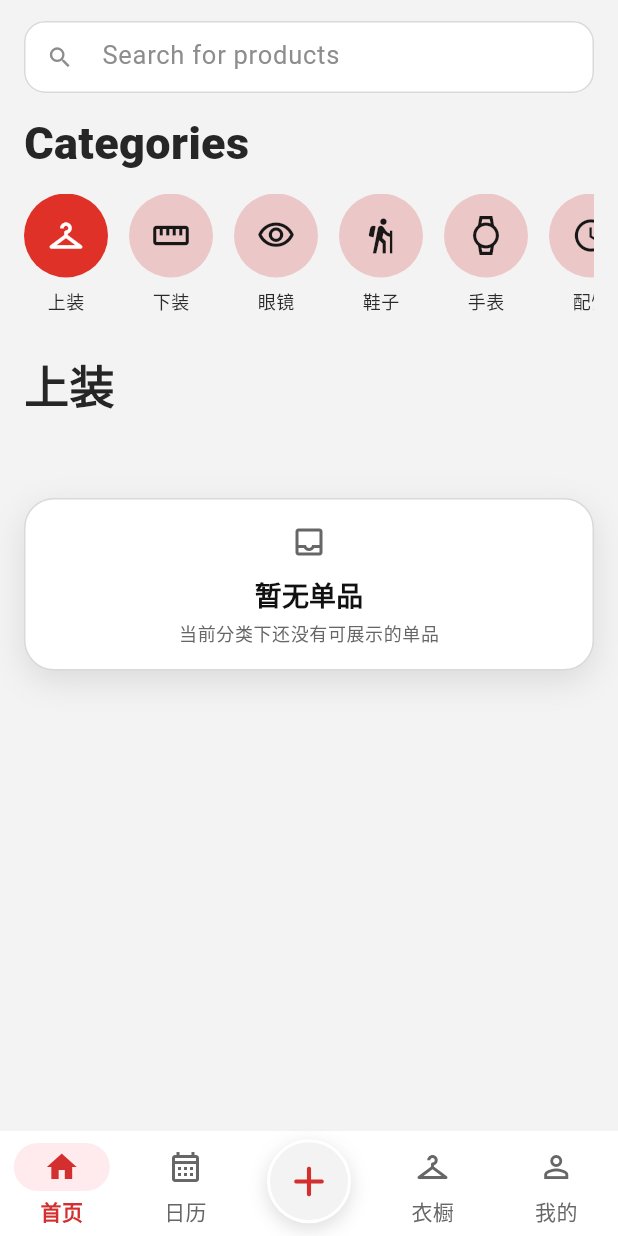
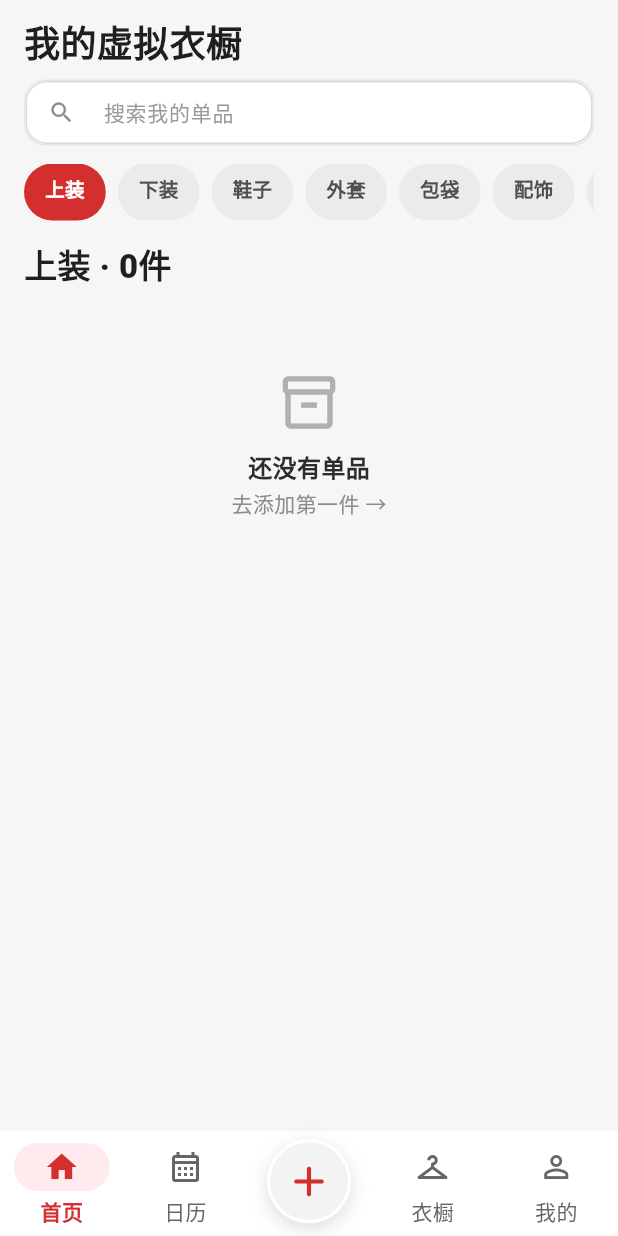
Before and after one commit to switch996/personalwardrobe, a Flutter app: the VirtualClosetPage screen opened directly with empty values, on a phone screen of 412 x 824 dp. Run offline on Flutter 3.47's test engine with Material 3 defaults, Android fonts, the phone set to English and light mode, and no system bars; our stand-ins replace image_picker; network calls fail.

Commit message:
修改虚拟衣橱页面

```diff
--- a/lib/pages/virtual_closet_page.dart
+++ b/lib/pages/virtual_closet_page.dart
@@ -8,25 +8,24 @@ import '../pages/closet_item_detail_page.dart';
 import '../sheets/closet_item_editor_sheet.dart';
 import '../store/local_store.dart';
 
-const List<_ClosetCategory> _showcaseCategories = <_ClosetCategory>[
-  _ClosetCategory(key: 'shirt', label: '上装', icon: Icons.checkroom_outlined),
-  _ClosetCategory(key: 'pants', label: '下装', icon: Icons.straighten_outlined),
-  _ClosetCategory(key: 'glasses', label: '眼镜', icon: Icons.visibility_outlined),
-  _ClosetCategory(key: 'shoes', label: '鞋子', icon: Icons.hiking_outlined),
-  _ClosetCategory(key: 'watch', label: '手表', icon: Icons.watch_outlined),
-  _ClosetCategory(key: 'watch_alt', label: '配饰', icon: Icons.watch_later_outlined),
+const List<_ClosetCategory> _closetCategories = <_ClosetCategory>[
+  _ClosetCategory(key: 'top', label: '上装'),
+  _ClosetCategory(key: 'bottom', label: '下装'),
+  _ClosetCategory(key: 'shoes', label: '鞋子'),
+  _ClosetCategory(key: 'outerwear', label: '外套'),
+  _ClosetCategory(key: 'bag', label: '包袋'),
+  _ClosetCategory(key: 'accessory', label: '配饰'),
+  _ClosetCategory(key: 'jewelry', label: '首饰'),
 ];
 
 class _ClosetCategory {
   const _ClosetCategory({
     required this.key,
     required this.label,
-    required this.icon,
   });
 
   final String key;
   final String label;
-  final IconData icon;
 }
 
 class VirtualClosetPage extends StatefulWidget {
@@ -50,7 +49,7 @@ class VirtualClosetPage extends StatefulWidget {
 class _VirtualClosetPageState extends State<VirtualClosetPage> {
   final TextEditingController _search = TextEditingController();
   final Set<String> _likedItemIds = <String>{};
-  String _selectedCategoryKey = _showcaseCategories.first.key;
+  String _selectedCategoryKey = _closetCategories.first.key;
 
   @override
   void initState() {
@@ -71,32 +70,31 @@ class _VirtualClosetPageState extends State<VirtualClosetPage> {
       builder: (context, value, child) {
         final items = _filteredItems();
         return Scaffold(
-          backgroundColor: const Color(0xFFF3F3F3),
+          backgroundColor: const Color(0xFFF6F6F6),
           body: SafeArea(
             child: ListView(
-              padding: const EdgeInsets.fromLTRB(16, 8, 16, 24),
+              padding: const EdgeInsets.fromLTRB(16, 12, 16, 20),
               children: [
-                const SizedBox(height: 6),
-                _StoreSearchBar(controller: _search),
-                const SizedBox(height: 14),
                 const Text(
-                  'Categories',
+                  '我的虚拟衣橱',
                   style: TextStyle(
-                    fontSize: 30,
+                    fontSize: 24,
                     fontWeight: FontWeight.w800,
-                    color: Color(0xFF262626),
+                    color: Color(0xFF1F1F1F),
                   ),
                 ),
-                const SizedBox(height: 14),
+                const SizedBox(height: 10),
+                _StoreSearchBar(controller: _search),
+                const SizedBox(height: 12),
                 SizedBox(
-                  height: 94,
+                  height: 38,
                   child: ListView.separated(
                     scrollDirection: Axis.horizontal,
-                    itemCount: _showcaseCategories.length,
-                    separatorBuilder: (_, __) => const SizedBox(width: 14),
+                    itemCount: _closetCategories.length,
+                    separatorBuilder: (_, __) => const SizedBox(width: 8),
                     itemBuilder: (context, index) {
-                      final category = _showcaseCategories[index];
-                      return _CategoryBubble(
+                      final category = _closetCategories[index];
+                      return _CategoryPill(
                         category: category,
                         selected: category.key == _selectedCategoryKey,
                         onTap: () => setState(() {
@@ -108,22 +106,16 @@ class _VirtualClosetPageState extends State<VirtualClosetPage> {
                 ),
                 const SizedBox(height: 14),
                 Text(
-                  _sectionTitle,
+                  '${_selectedCategoryLabel} · ${items.length}件',
                   style: const TextStyle(
-                    fontSize: 30,
+                    fontSize: 22,
                     fontWeight: FontWeight.w800,
-                    color: Color(0xFF262626),
+                    color: Color(0xFF1F1F1F),
                   ),
                 ),
-                const SizedBox(height: 16),
+                const SizedBox(height: 12),
                 if (items.isEmpty)
-                  const Padding(
-                    padding: EdgeInsets.only(top: 40),
-                    child: EmptyState(
-                      title: '暂无单品',
-                      caption: '当前分类下还没有可展示的单品',
-                    ),
-                  )
+                  const _ClosetEmptyState()
                 else
                   GridView.builder(
                     shrinkWrap: true,
@@ -131,9 +123,9 @@ class _VirtualClosetPageState extends State<VirtualClosetPage> {
                     itemCount: items.length,
                     gridDelegate: const SliverGridDelegateWithFixedCrossAxisCount(
                       crossAxisCount: 2,
-                      crossAxisSpacing: 16,
-                      mainAxisSpacing: 18,
-                      childAspectRatio: 0.66,
+                      crossAxisSpacing: 12,
+                      mainAxisSpacing: 14,
+                      childAspectRatio: 0.72,
                     ),
                     itemBuilder: (context, index) {
                       final item = items[index];
@@ -212,8 +204,8 @@ class _VirtualClosetPageState extends State<VirtualClosetPage> {
     );
   }
 
-  String get _sectionTitle {
-    return _showcaseCategories
+  String get _selectedCategoryLabel {
+    return _closetCategories
         .firstWhere((category) => category.key == _selectedCategoryKey)
         .label;
   }
@@ -221,58 +213,13 @@ class _VirtualClosetPageState extends State<VirtualClosetPage> {
   List<ClosetItem> _filteredItems() {
     final query = _search.text.trim().toLowerCase();
     final filtered = widget.store.closet.where((item) {
-      if (!_matchesShowcaseCategory(item, _selectedCategoryKey)) return false;
+      if (item.category != _selectedCategoryKey) return false;
       final searchable = '${item.name} ${item.brand} ${item.subCategory}'.toLowerCase();
       if (query.isNotEmpty && !searchable.contains(query)) return false;
       return true;
     }).toList();
     filtered.sort((a, b) => b.createdAt.compareTo(a.createdAt));
     return filtered;
-  }
-
-  bool _matchesShowcaseCategory(ClosetItem item, String key) {
-    switch (key) {
-      case 'shirt':
-        return item.category == 'top';
-      case 'pants':
-        return item.category == 'bottom';
-      case 'glasses':
-        return item.category == 'accessory' &&
-            _containsAny(item, const <String>['眼镜', '墨镜', 'glasses', 'sunglass']);
-      case 'shoes':
-        return item.category == 'shoes';
-      case 'watch':
-        return item.category == 'accessory' &&
-            _containsAny(item, const <String>['手表', '腕表', 'watch']);
-      case 'watch_alt':
-        return item.category == 'accessory' &&
-            !_containsAny(item, const <String>['手表', '腕表', 'watch', '眼镜', '墨镜', 'glasses']) &&
-            !_isJewelry(item);
-      default:
-        return false;
-    }
-  }
-
-  bool _containsAny(ClosetItem item, List<String> keywords) {
-    final text = '${item.name} ${item.subCategory} ${item.brand}'.toLowerCase();
-    return keywords.any(text.contains);
-  }
-
-  bool _isJewelry(ClosetItem item) {
-    if (item.category != 'accessory') return false;
-    final text = '${item.subCategory} ${item.name}'.toLowerCase();
-    const keywords = <String>[
-      '项链',
-      '戒指',
-      '耳饰',
-      '耳环',
-      '首饰',
-      '珠宝',
-      '手链',
-      '手镯',
-      '胸针',
-    ];
-    return keywords.any(text.contains);
   }
 }
 
@@ -284,29 +231,30 @@ class _StoreSearchBar extends StatelessWidget {
   @override
   Widget build(BuildContext context) {
     return Container(
-      height: 48,
+      height: 44,
       decoration: BoxDecoration(
-        color: const Color(0xFFEAEAEA),
-        borderRadius: BorderRadius.circular(16),
+        color: Colors.white,
+        borderRadius: BorderRadius.circular(14),
+        border: Border.all(color: const Color(0xFFE5E5E5)),
       ),
       alignment: Alignment.center,
       child: TextField(
         controller: controller,
         decoration: const InputDecoration(
-          hintText: 'Search for products',
-          hintStyle: TextStyle(color: Color(0xFF8D8D8D), fontSize: 17),
+          hintText: '搜索我的单品',
+          hintStyle: TextStyle(color: Color(0xFF9A9A9A), fontSize: 14),
           prefixIcon: Icon(Icons.search, color: Color(0xFF8D8D8D)),
           border: InputBorder.none,
           isDense: true,
-          contentPadding: EdgeInsets.symmetric(vertical: 14),
+          contentPadding: EdgeInsets.symmetric(vertical: 12),
         ),
       ),
     );
   }
 }
 
-class _CategoryBubble extends StatelessWidget {
-  const _CategoryBubble({
+class _CategoryPill extends StatelessWidget {
+  const _CategoryPill({
     required this.category,
     required this.selected,
     required this.onTap,
@@ -318,36 +266,24 @@ class _CategoryBubble extends StatelessWidget {
 
   @override
   Widget build(BuildContext context) {
-    final bubbleColor = selected ? const Color(0xFFE03128) : const Color(0xFFEBC7C7);
-    final iconColor = selected ? Colors.white : const Color(0xFF171717);
+    final bgColor = selected ? const Color(0xFFD32F2F) : const Color(0xFFEBEBEB);
+    final textColor = selected ? Colors.white : const Color(0xFF4F4F4F);
 
     return GestureDetector(
       onTap: onTap,
-      child: SizedBox(
-        width: 56,
-        child: Column(
-          children: [
-            Container(
-              width: 56,
-              height: 56,
-              decoration: BoxDecoration(
-                shape: BoxShape.circle,
-                color: bubbleColor,
-              ),
-              child: Icon(category.icon, color: iconColor, size: 26),
-            ),
-            const SizedBox(height: 8),
-            Text(
-              category.label,
-              maxLines: 1,
-              overflow: TextOverflow.ellipsis,
-              style: const TextStyle(
-                fontSize: 12,
-                fontWeight: FontWeight.w500,
-                color: Color(0xFF2A2A2A),
-              ),
-            ),
-          ],
+      child: Container(
+        padding: const EdgeInsets.symmetric(horizontal: 14, vertical: 8),
+        decoration: BoxDecoration(
+          color: bgColor,
+          borderRadius: BorderRadius.circular(999),
+        ),
+        child: Text(
+          category.label,
+          style: TextStyle(
+            fontSize: 13,
+            fontWeight: FontWeight.w700,
+            color: textColor,
+          ),
         ),
       ),
     );
@@ -370,7 +306,7 @@ class _ProductCard extends StatelessWidget {
   @override
   Widget build(BuildContext context) {
     return InkWell(
-      borderRadius: BorderRadius.circular(14),
+      borderRadius: BorderRadius.circular(16),
       onTap: onTap,
       child: Column(
         crossAxisAlignment: CrossAxisAlignment.start,
@@ -378,9 +314,17 @@ class _ProductCard extends StatelessWidget {
           Expanded(
             child: Container(
               decoration: BoxDecoration(
-                color: const Color(0xFFE6E6E6),
-                borderRadius: BorderRadius.circular(12),
+                color: Colors.white,
+                borderRadius: BorderRadius.circular(16),
+                boxShadow: const [
+                  BoxShadow(
+                    color: Color(0x12000000),
+                    blurRadius: 10,
+                    offset: Offset(0, 4),
+                  ),
+                ],
               ),
+              padding: const EdgeInsets.all(8),
               child: Stack(
                 children: [
                   Positioned.fill(
@@ -389,7 +333,7 @@ class _ProductCard extends StatelessWidget {
                       width: double.infinity,
                       height: double.infinity,
                       fit: BoxFit.cover,
-                      radius: BorderRadius.circular(12),
+                      radius: BorderRadius.circular(16),
                     ),
                   ),
                   Positioned(
@@ -397,10 +341,18 @@ class _ProductCard extends StatelessWidget {
                     top: 8,
                     child: GestureDetector(
                       onTap: onLikeTap,
-                      child: Icon(
-                        liked ? Icons.favorite : Icons.favorite_border,
-                        size: 20,
-                        color: liked ? const Color(0xFFF82E2E) : const Color(0xFF1D1D1D),
+                      child: Container(
+                        width: 28,
+                        height: 28,
+                        decoration: const BoxDecoration(
+                          color: Color(0xEFFFFFFF),
+                          shape: BoxShape.circle,
+                        ),
+                        child: Icon(
+                          liked ? Icons.favorite : Icons.favorite_border,
+                          size: 18,
+                          color: liked ? const Color(0xFFD32F2F) : const Color(0xFF444444),
+                        ),
                       ),
                     ),
                   ),
@@ -417,15 +369,61 @@ class _ProductCard extends StatelessWidget {
               overflow: TextOverflow.ellipsis,
               textAlign: TextAlign.center,
               style: const TextStyle(
-                fontSize: 16,
+                fontSize: 15,
                 fontWeight: FontWeight.w700,
                 color: Color(0xFF1F1F1F),
-                height: 1.1,
               ),
             ),
           ),
-          const SizedBox(height: 4),
-          const SizedBox.shrink(),
+          const SizedBox(height: 2),
+          SizedBox(
+            width: double.infinity,
+            child: Text(
+              item.brand.trim().isEmpty ? '未设置品牌' : item.brand,
+              maxLines: 1,
+              overflow: TextOverflow.ellipsis,
+              textAlign: TextAlign.center,
+              style: const TextStyle(
+                fontSize: 12,
+                fontWeight: FontWeight.w500,
+                color: Color(0xFF8A8A8A),
+              ),
+            ),
+          ),
+        ],
+      ),
+    );
+  }
+}
+
+class _ClosetEmptyState extends StatelessWidget {
+  const _ClosetEmptyState();
+
+  @override
+  Widget build(BuildContext context) {
+    return Container(
+      padding: const EdgeInsets.symmetric(vertical: 44),
+      child: const Column(
+        children: [
+          Icon(Icons.inventory_2_outlined, size: 42, color: Color(0xFFB0B0B0)),
+          SizedBox(height: 12),
+          Text(
+            '还没有单品',
+            style: TextStyle(
+              color: Color(0xFF2C2C2C),
+              fontSize: 16,
+              fontWeight: FontWeight.w700,
+            ),
+          ),
+          SizedBox(height: 4),
+          Text(
+            '去添加第一件 →',
+            style: TextStyle(
+              color: Color(0xFF8C8C8C),
+              fontSize: 14,
+              fontWeight: FontWeight.w500,
+            ),
+          ),
         ],
       ),
     );
```
